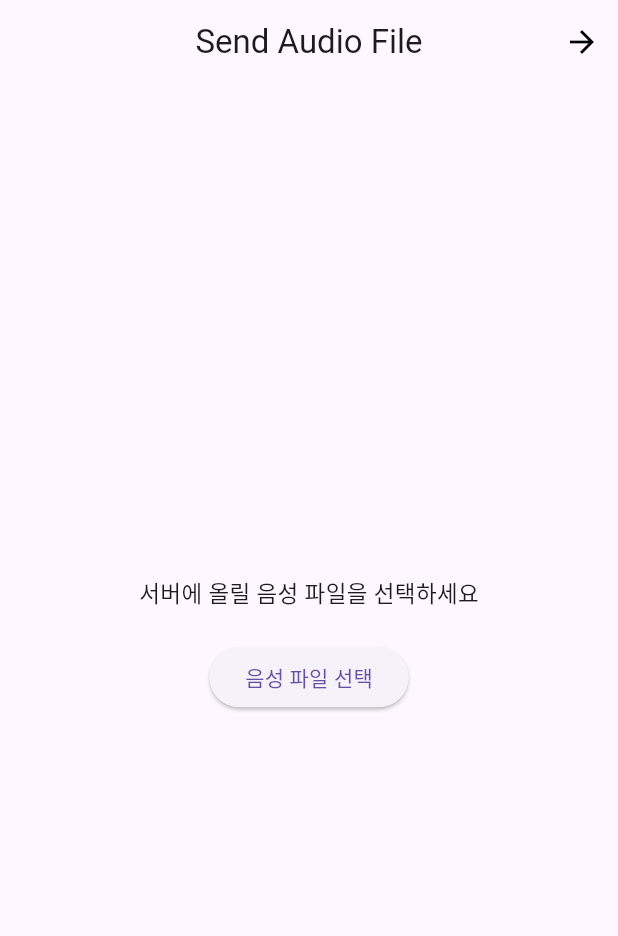
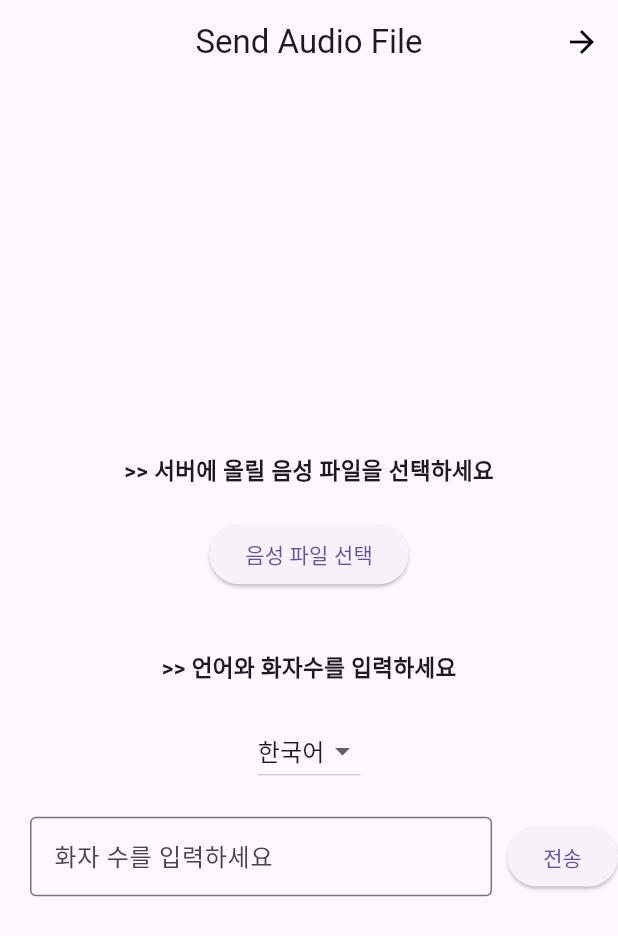
Before and after one commit to Rix01/Graduation_Project_Demo, a Flutter app: the screen it shows after launch, after a tap on "음성 파일 선택", on a phone screen of 412 x 824 dp. Shown: the top 936 px of the screen. Run offline on Flutter 3.47's test engine with Material 3 defaults, Android fonts, the phone set to English and light mode, and no system bars; our stand-ins replace cloud_firestore, file_picker, firebase_core, firebase_storage, open_file; accounts and stored records are empty.

Commit message:
문서이름 파일명으로 나오게 수정
음성 파일 업로드 버튼이랑 화자 수, 언어 선택 버튼 한 페이지에 나오도록 수정
그렇게 해야 쉽게 한 문서에 저장할 수 있음

```diff
--- a/firebase_example/lib/screens/home_screen.dart
+++ b/firebase_example/lib/screens/home_screen.dart
@@ -2,6 +2,7 @@
 
 import 'dart:io';
 
+import 'package:cloud_firestore/cloud_firestore.dart';
 import 'package:file_picker/file_picker.dart';
 // import 'package:firebase_example/services/database_service.dart';
 // import 'package:firebase_core/firebase_core.dart';
@@ -21,6 +22,22 @@ class _HomeScreenState extends State<HomeScreen> {
 
   TextEditingController speakerNumController =
       TextEditingController(); // 텍스트 필드 컨트롤러
+
+  PlatformFile? file;
+
+  DateTime currentTime = DateTime.now();
+
+  addData(String input, String language, int speaker) async {
+    FirebaseFirestore.instance.collection("audio_data").doc(file!.name).update({
+      "selecLang": language,
+      "speakerNum": speaker,
+      "uploadTime": currentTime, // 현재 시간을 업로드 시간으로 설정
+    }).then(
+      (value) {
+        print("데이터가 전송되었습니다!");
+      },
+    );
+  }
 
   @override
   Widget build(BuildContext context) {
@@ -44,9 +61,13 @@ class _HomeScreenState extends State<HomeScreen> {
         child: Column(
           mainAxisAlignment: MainAxisAlignment.center,
           children: [
+            const SizedBox(height: 20),
             const Text(
-              "서버에 올릴 음성 파일을 선택하세요",
-              style: TextStyle(fontSize: 15),
+              ">> 서버에 올릴 음성 파일을 선택하세요",
+              style: TextStyle(
+                fontSize: 15,
+                fontWeight: FontWeight.bold,
+              ),
             ),
             const SizedBox(height: 20),
             ElevatedButton(
@@ -57,11 +78,11 @@ class _HomeScreenState extends State<HomeScreen> {
                 );
                 if (result != null) {
                   // 선택한 파일 처리
-                  final file = result.files.first;
-                  print('파일 이름 : ${file.name}');
-                  print('파일 경로 : ${file.path}');
+                  file = result.files.first;
+                  print('파일 이름 : ${file!.name}');
+                  print('파일 경로 : ${file!.path}');
                   // 업로드 작업 생성!!
-                  await uploadFile(file);
+                  await uploadFile(file!);
 
                   // 파일 재생인데 지금은 불필요 해서 주석 처리.
                   // openFile(file);
@@ -71,7 +92,74 @@ class _HomeScreenState extends State<HomeScreen> {
               },
               child: const Text("음성 파일 선택"),
             ),
+            const SizedBox(height: 40),
+            const Text(
+              ">> 언어와 화자수를 입력하세요",
+              style: TextStyle(
+                fontSize: 15,
+                fontWeight: FontWeight.bold,
+              ),
+            ),
             const SizedBox(height: 20),
+            DropdownButton<String>(
+              value: selectedLanguage,
+              items: <String>['한국어', '영어'].map((String value) {
+                return DropdownMenuItem<String>(
+                  value: value,
+                  child: Text(value),
+                );
+              }).toList(),
+              onChanged: (String? newValue) {
+                setState(() {
+                  selectedLanguage = newValue!;
+                });
+              },
+            ),
+            const SizedBox(height: 20),
+            Row(
+              children: [
+                Expanded(
+                  child: Container(
+                    padding: EdgeInsets.only(
+                      left: 20,
+                    ),
+                    child: TextField(
+                      controller: speakerNumController,
+                      keyboardType: TextInputType.number,
+                      decoration: const InputDecoration(
+                        labelText: '화자 수를 입력하세요',
+                        border: OutlineInputBorder(),
+                      ),
+                      style: const TextStyle(fontSize: 14),
+                    ),
+                  ),
+                ),
+                const SizedBox(width: 10),
+                ElevatedButton(
+                  onPressed: () async {
+                    // 음성 파일 경로 가져오기
+                    FirebaseStorage storage = FirebaseStorage.instance;
+                    final ref = storage.ref("input");
+                    final listResult = await ref.list();
+
+                    // 최근 업로드한 음성 파일 경로 얻기
+                    final recentFileRef = listResult.items.first;
+                    final recentFileURL = await recentFileRef.getDownloadURL();
+                    print("최근 파일 경로: $recentFileURL");
+
+                    // 텍스트 필드에서 숫자 가져오기
+                    int speakerNum = int.parse(speakerNumController.text);
+
+                    addData(recentFileURL, selectedLanguage, speakerNum);
+
+                    // 선택한 언어와 숫자 출력
+                    print('선택한 언어: $selectedLanguage');
+                    print('입력한 숫자: $speakerNum');
+                  },
+                  child: const Text("전송"),
+                ),
+              ],
+            ),
           ],
         ),
       ),
@@ -103,9 +191,29 @@ class _HomeScreenState extends State<HomeScreen> {
       print("파일이 존재하지 않습니다.");
     }
 
-    Task task = ref.putFile(File(file.path!));
+    //Task task = ref.putFile(File(file.path!));
+    TaskSnapshot snapshot = await ref.putFile(File(file.path!));
 
     // 업로드 완료
-    await task.whenComplete(() => print("업로드 성공!!!!!"));
+    //await task.whenComplete(() => print("업로드 성공!!!!!"));
+
+    // 업로드 이후 Firestore에 파일 이름 추가
+    // 업로드 완료 후 Firestore에 파일 정보 추가
+    String downloadURL = await snapshot.ref.getDownloadURL();
+    addFileInfoToFirestore(fileName, downloadURL);
+
+    print("업로드 성공!!!!!");
+  }
+
+  void addFileInfoToFirestore(String fileName, String downloadURL) {
+    FirebaseFirestore.instance.collection("audio_data").doc(fileName).set({
+      "fileName": fileName,
+      "downloadURL": downloadURL,
+      // 추가적으로 필요한 정보가 있으면 여기에 추가할 수 있습니다.
+    }).then((value) {
+      print("파일 정보가 Firestore에 추가되었습니다.");
+    }).catchError((error) {
+      print("Firestore에 파일 정보를 추가하는 중 오류 발생: $error");
+    });
   }
 }
```
Also changed, not shown: firebase_example/lib/database/add_data.dart (+6 -8 lines).
